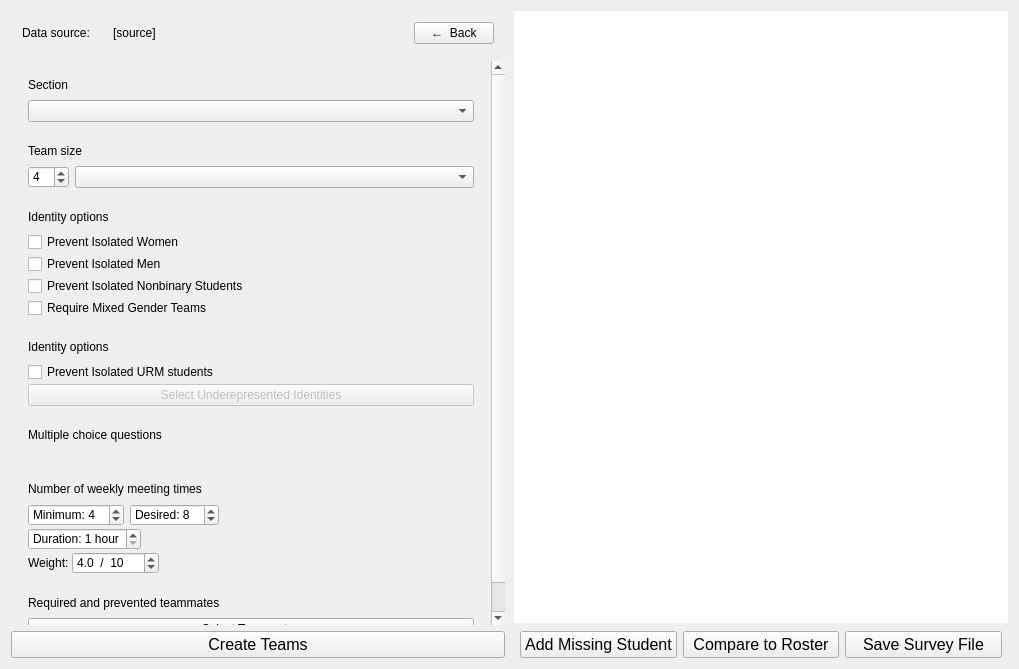
Old version of the form gruepr.ui in the repository gruepr/gruepr.
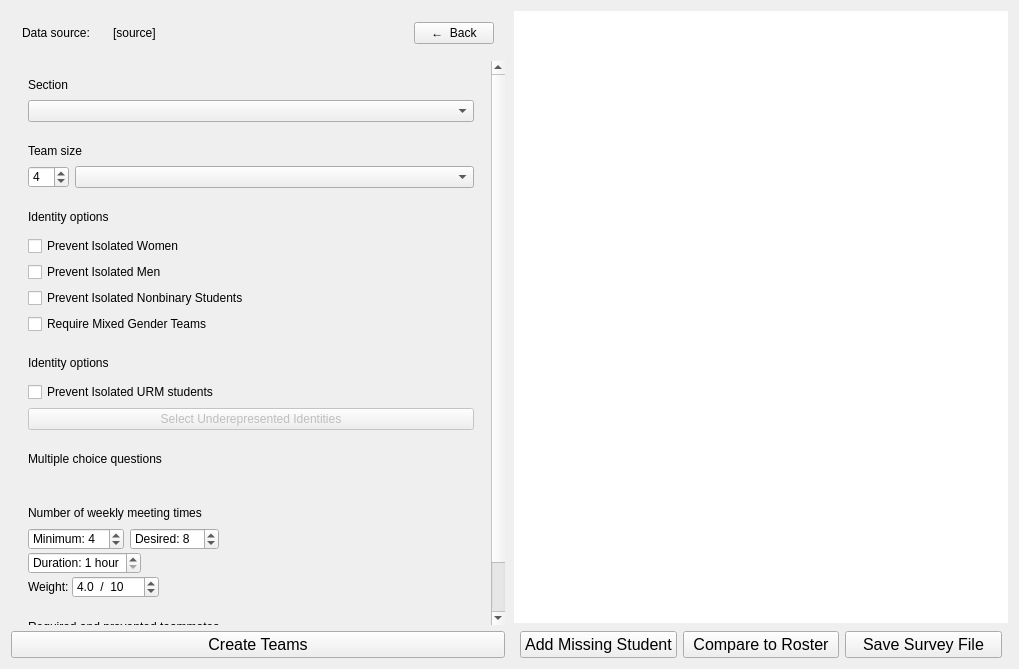
New version of the form. Icons and pictures are not drawn. Custom widgets are drawn as their Qt base class.

```diff
--- a/gruepr.ui
+++ b/gruepr.ui
@@ -58,8 +58,8 @@
           <rect>
            <x>0</x>
            <y>0</y>
-           <width>477</width>
-           <height>650</height>
+           <width>464</width>
+           <height>683</height>
           </rect>
          </property>
          <property name="sizePolicy">
@@ -241,7 +241,7 @@
            <widget class="QFrame" name="genderFrame">
             <layout class="QVBoxLayout" name="genderLayout">
              <property name="spacing">
-              <number>2</number>
+              <number>6</number>
              </property>
              <item alignment="Qt::AlignLeft|Qt::AlignVCenter">
               <widget class="QLabel" name="genderLabel">
@@ -353,7 +353,7 @@
            <widget class="QFrame" name="URMFrame">
             <layout class="QVBoxLayout" name="URMLayout">
              <property name="spacing">
-              <number>2</number>
+              <number>6</number>
              </property>
              <item alignment="Qt::AlignLeft|Qt::AlignVCenter">
               <widget class="QLabel" name="URMLabel">
```
